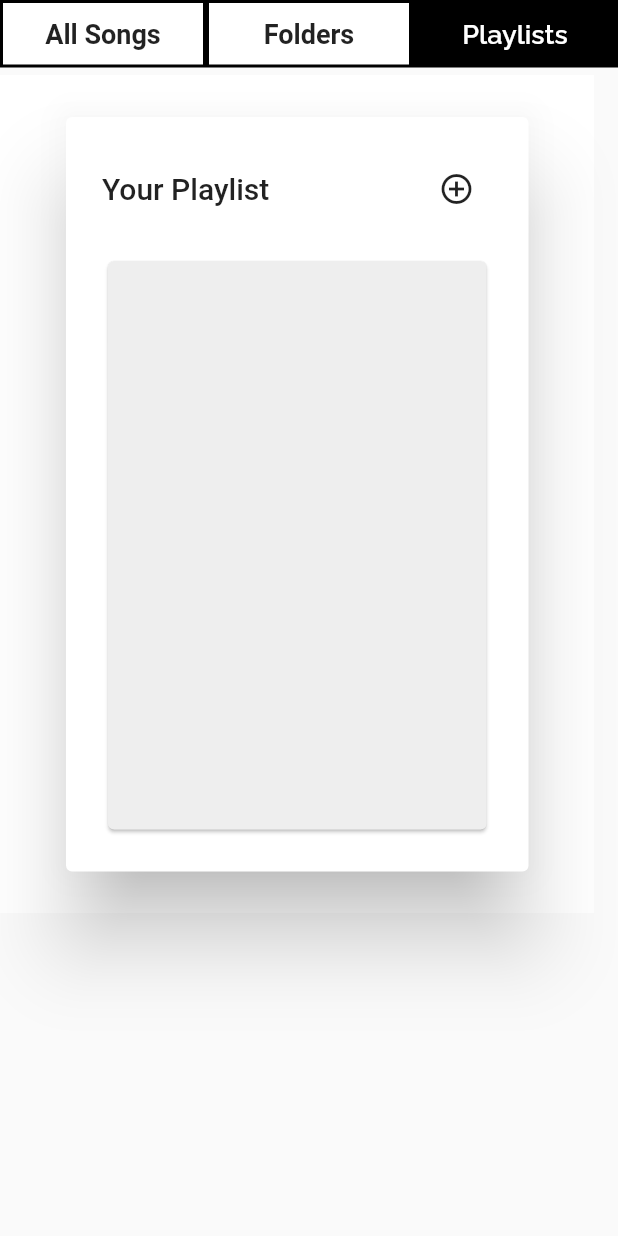
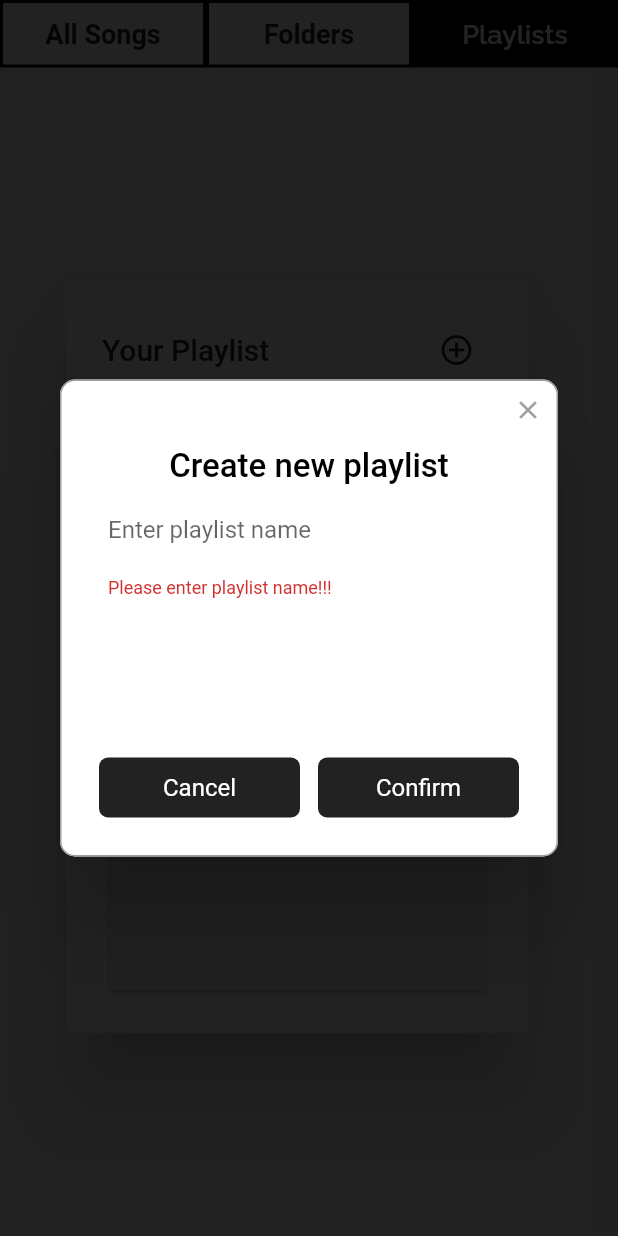
Before and after one commit to elsanal/Afrovibes-music-app-with-flutter, a Flutter app: the Local screen opened directly, after a tap on "Folders", after a tap on "Playlists", after a tap on the "add circle outline" icon, on a phone screen of 412 x 824 dp. Run offline on Flutter 3.47's test engine with Material 2 defaults, Android fonts, the phone set to English and light mode, and no system bars; drawn by our look-alikes of rflutter_alert; our stand-ins replace audioplayers, cloud_firestore, firebase_auth, flutter_rating_bar, flutter_screenutil, flutter_spinkit and 6 more; missing offline and left inert: audio_manager, flutter_audio_query; accounts and stored records are empty; network calls fail.

Commit message:
playslist set up

```diff
--- a/lib/pages/Homebody/Drawer.dart
+++ b/lib/pages/Homebody/Drawer.dart
@@ -99,7 +99,7 @@ class _mainDrawerState extends State<mainDrawer> {
                         onTap: (){
                           setState(() {
                             clickedIndex = 12;
-                            pageCurrentIndex.value = 5;
+                            HomepageCurrentIndex.value = 5;
                             appBArTitle.value = "Category";
                           });
 
@@ -117,7 +117,7 @@ class _mainDrawerState extends State<mainDrawer> {
                         onTap: (){
                           setState(() {
                             clickedIndex = 4;
-                            pageCurrentIndex.value = 2;
+                            HomepageCurrentIndex.value = 2;
                             appBArTitle.value = "Favorite";
                           });
 
@@ -143,7 +143,7 @@ class _mainDrawerState extends State<mainDrawer> {
                         onTap: (){
                           setState(() {
                             clickedIndex = 7;
-                            pageCurrentIndex.value = 4;
+                            HomepageCurrentIndex.value = 4;
                           });
 
                         },
--- a/lib/pages/local/library.dart
+++ b/lib/pages/local/library.dart
@@ -6,10 +6,12 @@ import 'package:afromuse/display/playerClass/musicPlayerClass.dart';
 import 'package:afromuse/pages/local/SongsFromAlbum.dart';
 import 'package:afromuse/pages/local/allFolders.dart';
 import 'package:afromuse/pages/local/allSongs.dart';
+import 'package:afromuse/pages/local/displayPlaylistContain.dart';
 import 'package:afromuse/pages/local/playlist.dart';
 import 'package:afromuse/services/preferences.dart';
 import 'package:afromuse/sharedPage/TopMenu.dart';
 import 'package:afromuse/sharedPage/bodyView.dart';
+import 'package:afromuse/sharedPage/createPlaylist.dart';
 import 'package:afromuse/staticValues/valueNotifier.dart';
 import 'package:afromuse/staticValues/constant.dart';
 import 'package:audioplayers/audioplayers.dart';
@@ -41,7 +43,6 @@ class _LocalState extends State<Local> {
 
   @override
   Widget build(BuildContext context) {
-    final orientation =  MediaQuery.of(context).orientation;
     ScreenUtil.init(context);
     final width = MediaQuery.of(context).size.width;
     final height = MediaQuery.of(context).size.height;
@@ -93,6 +94,7 @@ class _LocalState extends State<Local> {
                 ),
                 Positioned(
                   top: 50,
+                  bottom:0,
                   child: Center(
                     child: new Container(
                         color: Colors.grey[200],
--- a/lib/pages/local/playlist.dart
+++ b/lib/pages/local/playlist.dart
@@ -1,21 +1,14 @@
 import 'package:afromuse/display/playerClass/musicPlayerClass.dart';
 import 'package:afromuse/sharedPage/bodyView.dart';
+import 'package:afromuse/sharedPage/createPlaylist.dart';
 import 'package:afromuse/staticValues/valueNotifier.dart';
 import 'package:audioplayers/audioplayers.dart';
 import 'package:flutter/material.dart';
 import 'package:flutter_audio_query/flutter_audio_query.dart';
 import 'package:flutter_screenutil/flutter_screenutil.dart';
 import 'package:flutter_spinkit/flutter_spinkit.dart';
+
 final FlutterAudioQuery audioQuery = FlutterAudioQuery();
-getSongs_data()async{
-  List<SongInfo> songs = await audioQuery.getSongs(sortType: SongSortType.DEFAULT);
-  if(songs.isEmpty){
-    print("Empty");
-    print(songs.length);
-  }
-  return songs;
-}
-
 List playlist = [
   {
     'title' : 'Hip-Hop',
@@ -34,27 +27,16 @@ List playlist = [
 
 List<AlbumInfo> playlists = [];
 List<AlbumInfo> newList = [];
-getAlbum_data()async{
-  playlists = await audioQuery.getAlbums();
-}
-
 
 class Playlist extends StatefulWidget {
   @override
   _PlaylistState createState() => _PlaylistState();
 }
-AudioPlayer _audioPlayer = new AudioPlayer();
+
 class _PlaylistState extends State<Playlist> {
-  @override
-  void initState() {
-    getAlbum_data();
-    // TODO: implement initState
-    super.initState();
-  }
   int _count = 0;
   @override
   Widget build(BuildContext context) {
-    final orientation =  MediaQuery.of(context).orientation;
     ScreenUtil.init(context);
     final width = MediaQuery.of(context).size.width;
     final height = MediaQuery.of(context).size.height;
@@ -70,6 +52,7 @@ class _PlaylistState extends State<Playlist> {
               new IconButton(
                   icon: Icon(Icons.add_circle_outline, color: Colors.black87),
                   onPressed: (){
+                    return playlistCreation(context);
                     if(_count <= playlists.length-1){
                       setState(() {
                         newList.add(playlists[_count]);
@@ -78,7 +61,6 @@ class _PlaylistState extends State<Playlist> {
                     }
                    print(playlists);
                   }
-
               )
             ],
           ),
@@ -102,6 +84,7 @@ class _PlaylistState extends State<Playlist> {
                         onTap: ()async{
                           allInternalSongs.value = await audioQuery.getSongsFromAlbum(
                               albumId: newList[index].id);
+
                           setState(() {
                           libraryCurrentPage.value = 3;
                           });
--- a/lib/services/SqlitePersistance.dart
+++ b/lib/services/SqlitePersistance.dart
@@ -29,7 +29,7 @@ class Sqlite{
      onCreate: (Database dB, int version){
        print("created");
        return dB.execute("CREATE TABLE $tableName("
-           "id INTEGER PRIMARY KEY,"
+           "id INTEGER PRIMARY KEY AUTOINCREMENT NOT NULL,"
            "artistName TEXT,"
            "musicTitle TEXT,"
            "file TEXT,"
@@ -54,7 +54,7 @@ Future saveSqliteDB(List<Music> musicList)async{
      req.insert('$tableName', musicList[i].toMap(),
        conflictAlgorithm: ConflictAlgorithm.replace,);
    }
-
+    return true;
    }
 
 //// restore file from sqlite db
--- a/lib/services/downlaodData.dart
+++ b/lib/services/downlaodData.dart
@@ -4,10 +4,11 @@ import 'package:flutter_audio_query/flutter_audio_query.dart';
 
 class getInternalData{
   FlutterAudioQuery _audioQuery = FlutterAudioQuery();
-  Future<List<Music>> getAllInternalSongs()async{
+
+  Future<List<Music>> getAllInternalSongs(List<SongInfo> songs)async{
     List<Music> Musics = [];
+    if(songs == null){
       List<SongInfo> allSongs = await _audioQuery.getSongs(sortType: SongSortType.DEFAULT);
-
       allSongs.forEach((song) {
         Music music = Music(
           artistName: song.artist,
@@ -23,6 +24,25 @@ class getInternalData{
         );
         Musics.add(music);
       });
+
+    }else{
+      songs.forEach((song) {
+        Music music = Music(
+          artistName: song.artist,
+          musicTitle: song.title,
+          albumName: song.album,
+          file: song.filePath,
+          liked : 0,
+          Ndownload : 0,
+          NListened : 0,
+          genre : "unknown",
+          artwork: song.albumArtwork,
+          rate: 0,
+        );
+        Musics.add(music);
+      });
+    }
+
     return Musics;
   }
 
@@ -31,5 +51,4 @@ class getInternalData{
     return album;
   }
 
-
 }
--- /dev/null
+++ b/lib/sharedPage/createPlaylist.dart
@@ -0,0 +1,98 @@
+import 'package:afromuse/staticValues/valueNotifier.dart';
+import 'package:flutter/material.dart';
+import 'package:flutter/services.dart';
+import 'package:rflutter_alert/rflutter_alert.dart';
+
+String _playlistName ;
+ValueNotifier<bool> isError = ValueNotifier<bool>(false);
+String _Error = "Please enter playlist name!!!";
+
+ValueNotifier<bool> activeWhiteSpace = ValueNotifier<bool>(false);
+ playlistCreation(BuildContext context){
+   final _formKey = GlobalKey<FormState>();
+   TextEditingController _textController = TextEditingController();
+   void _saveForm() {
+     final isValid = _formKey.currentState.validate();
+     if (isValid) {
+       HomepageCurrentIndex.value = 6;
+       appBArTitle.value = _playlistName;
+       return Navigator.of(context).pop(true);
+     }
+   }
+  return Alert(
+    title: 'Create new playlist',
+    context: context,
+    closeFunction: (){
+      _playlistName = null;
+      Navigator.of(context).pop(true);
+    },
+    buttons: [
+        DialogButton(
+          color: Colors.black87,
+            child: Text("Cancel", style: TextStyle(color: Colors.white),),
+            onPressed:(){
+              _playlistName = null;
+              Navigator.of(context).pop(true);
+            }),
+        DialogButton(
+            color: Colors.black87,
+            child: Text("Confirm", style: TextStyle(color: Colors.white),),
+            onPressed:(){
+              if((_playlistName!=null)&_formKey.currentState.validate()){
+                HomepageCurrentIndex.value = 6;
+                appBArTitle.value = _playlistName;
+                _playlistName = null;
+                return Navigator.of(context).pop(true);
+              }
+            })
+    ],
+    content: Container(
+      width: 300,
+      height: 150,
+      child: Column(
+        mainAxisAlignment: MainAxisAlignment.start,
+        children: [
+          Expanded(
+            child: Form(
+              key: _formKey,
+              child: Container(
+                child: new TextFormField(
+                  controller: _textController,
+                     validator: (val) {
+                       if(!(val.contains(RegExp(r'[a-zA-Z0-9]'),0))&(val.length>=1)
+                           ||(val == null)|| (val.length<2)){
+                         String text = "";
+                         _textController.value = _textController.value.copyWith(
+                             text: null,
+                           composing: TextRange.empty,
+                           selection: TextSelection(baseOffset: text.length, extentOffset: text.length),
+
+                         );
+                         return _Error;
+                       }else{
+                         return null;
+                       }
+                     },
+                     decoration: InputDecoration(
+                    fillColor: Colors.white,
+                    filled: true,
+                    hintText: "Enter playlist name",
+                    alignLabelWithHint: true,
+                    border: InputBorder.none,
+                    focusedBorder: InputBorder.none,
+                    //contentPadding: EdgeInsets.all(10),
+                  ),
+                  autovalidate: true,
+                  keyboardType: TextInputType.text,
+                  onChanged: (value){
+                    _playlistName = value;
+                  },
+                ),
+              ),
+            ),
+          ),
+        ],
+      ),
+    ),
+  )..show();
+}
--- a/lib/staticValues/valueNotifier.dart
+++ b/lib/staticValues/valueNotifier.dart
@@ -10,12 +10,12 @@ ValueNotifier<bool> playerToggleNotifier = ValueNotifier(false);
 ValueNotifier<List<SongInfo>> allInternalSongs = ValueNotifier([]);
 ValueNotifier<List<SongInfo>> myFavorite = ValueNotifier([]);
 ValueNotifier<List<SongInfo>> myRecentPlayed = ValueNotifier([]);
-ValueNotifier<List<SongInfo>> currentPlayingList = ValueNotifier<List<SongInfo>>([]);
+ValueNotifier<List<Music>> currentPlayingList = ValueNotifier<List<Music>>([]);
 ValueNotifier<int> currentSongIndex = ValueNotifier(0) ;
 
 // page management
 
-ValueNotifier<int> pageCurrentIndex = ValueNotifier(0) ;
+ValueNotifier<int> HomepageCurrentIndex = ValueNotifier(0) ;
 ValueNotifier<int> libraryCurrentPage = ValueNotifier(0);
 ValueNotifier<String> appBArTitle = ValueNotifier('Home');
 
```
Also changed, not shown: lib/display/playerClass/DragScrollablePlayer.dart (+13 -8 lines), lib/pages/Homebody/Homepage.dart (+30 -33 lines), lib/pages/local/SongsFromAlbum.dart (+36 -42 lines), lib/pages/local/allFolders.dart (+41 -27 lines), lib/pages/local/allSongs.dart (+12 -31 lines), lib/pages/local/displayPlaylistContain.dart (added, +72 -0 lines), lib/services/models.dart (+6 -1 lines), lib/services/preferences.dart (+3 -9 lines), 6 other files. Lines whose indentation alone changed are shown as unchanged.
